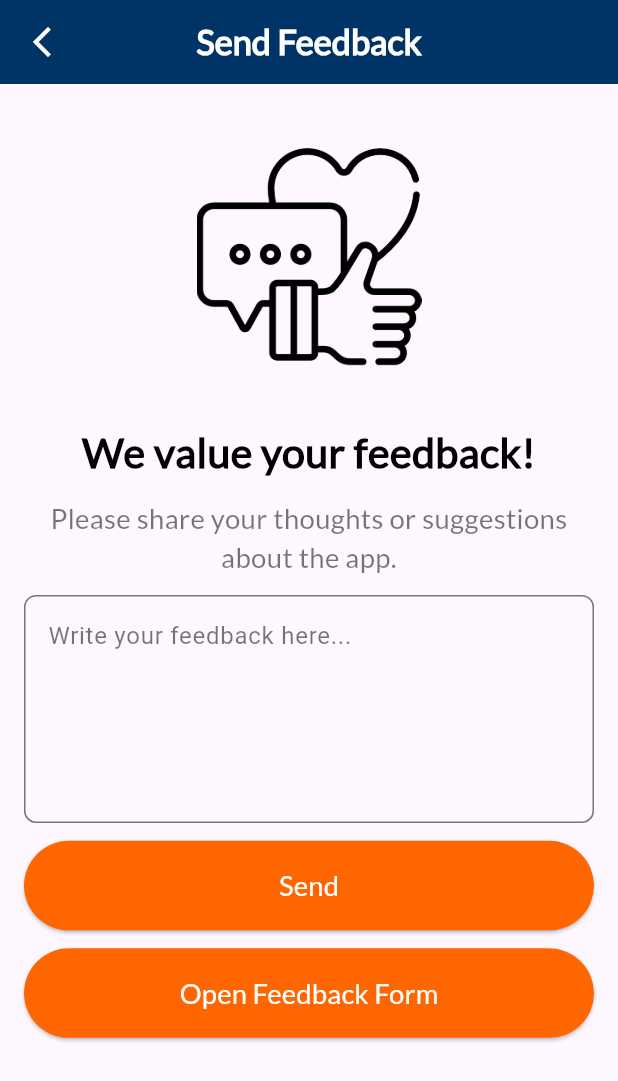
After one commit to romisaa5/LingoMate, a Flutter app: the FeedbackPage screen opened by its route, after a tap on "Open Feedback Form", on a phone screen of 412 x 824 dp. The commit adds this screen. Shown: the top 1081 px of the screen. Run offline on Flutter 3.47's test engine with Material 3 defaults, Android fonts, the phone set to English and light mode, and no system bars; our stand-ins replace flutter_screenutil, go_router.

Commit message:
finish feedback page

```diff
--- a/lib/core/utils/routes/app_router.dart
+++ b/lib/core/utils/routes/app_router.dart
@@ -2,14 +2,16 @@ import 'package:go_router/go_router.dart';
 import 'package:google_transalate/features/home/presentation/home_view.dart';
 import 'package:google_transalate/features/home/presentation/widgets/about_page.dart';
 import 'package:google_transalate/features/home/presentation/widgets/contact_page.dart';
+import 'package:google_transalate/features/home/presentation/widgets/feedback_page.dart';
 import 'package:google_transalate/features/splash/splash_view.dart';
 
 class AppRouter {
   static const String splash = '/splash';
   static const String home = '/home';
-  static const String settings = '/settings';
+  static const String feedback = '/feedback';
   static const String about = '/about';
   static const String contact = '/contact';
+
 
   static final router = GoRouter(
     initialLocation: splash,
@@ -18,6 +20,7 @@ class AppRouter {
       GoRoute(path: home, builder: (context, state) => HomeView()),
       GoRoute(path: about, builder: (context, state) => AboutPage()),
       GoRoute(path: contact, builder: (context, state) => ContactPage()),
+      GoRoute(path: feedback, builder: (context, state) => FeedbackPage()),
     ],
   );
 }
--- a/lib/features/home/presentation/home_view.dart
+++ b/lib/features/home/presentation/home_view.dart
@@ -75,6 +75,13 @@ class _HomeViewState extends State<HomeView> {
                 GoRouter.of(context).push(AppRouter.contact);
               },
             ),
+            ListTile(
+              leading: Icon(Icons.feedback),
+              title: Text('Feedback'),
+              onTap: () {
+                GoRouter.of(context).push(AppRouter.feedback);
+              },
+            ),
           ],
         ),
       ),
--- /dev/null
+++ b/lib/features/home/presentation/widgets/feedback_googleform_page.dart
@@ -0,0 +1,42 @@
+import 'package:flutter/material.dart';
+import 'package:flutter_screenutil/flutter_screenutil.dart';
+import 'package:google_transalate/core/theme/app_colors.dart';
+import 'package:google_transalate/core/theme/text_theme.dart';
+import 'package:url_launcher/url_launcher.dart';
+
+class FeedbackGoogleFormPage extends StatelessWidget {
+  const FeedbackGoogleFormPage({super.key});
+
+  static const String formUrl = 'https://forms.gle/UCEzzWC9LEVhJA9QA';
+
+  Future<void> openForm() async {
+    final Uri url = Uri.parse(formUrl);
+    if (await canLaunchUrl(url)) {
+      await launchUrl(url, mode: LaunchMode.externalApplication);
+    } else {
+      throw 'Could not launch $formUrl';
+    }
+  }
+
+  @override
+  Widget build(BuildContext context) {
+    return SizedBox(
+      width: double.infinity,
+      height: 50.h,
+      child: ElevatedButton(
+        style: ElevatedButton.styleFrom(
+          backgroundColor: AppColors.orangeColor,
+          padding: const EdgeInsets.symmetric(horizontal: 20, vertical: 10),
+          shape: RoundedRectangleBorder(
+            borderRadius: BorderRadius.circular(30.r),
+          ),
+        ),
+        onPressed: openForm,
+        child: Text(
+          'Open Feedback Form',
+          style: Styles.textStyle16.copyWith(color: Colors.white),
+        ),
+      ),
+    );
+  }
+}
--- /dev/null
+++ b/lib/features/home/presentation/widgets/feedback_page.dart
@@ -0,0 +1,103 @@
+import 'package:flutter/material.dart';
+import 'package:flutter_screenutil/flutter_screenutil.dart';
+import 'package:google_transalate/core/theme/app_colors.dart';
+import 'package:google_transalate/core/theme/text_theme.dart';
+import 'package:google_transalate/features/home/presentation/widgets/feedback_googleform_page.dart';
+import 'package:url_launcher/url_launcher.dart';
+
+class FeedbackPage extends StatefulWidget {
+  const FeedbackPage({super.key});
+
+  @override
+  State<FeedbackPage> createState() => _FeedbackPageState();
+}
+
+class _FeedbackPageState extends State<FeedbackPage> {
+  final TextEditingController _controller = TextEditingController();
+
+  Future<void> sendEmail() async {
+    final String email = 'romisaafadel982@gmail.com';
+    final String subject = Uri.encodeComponent('App Feedback');
+    final String body = Uri.encodeComponent(_controller.text);
+
+    final Uri emailUri = Uri.parse('mailto:$email?subject=$subject&body=$body');
+
+    if (await canLaunchUrl(emailUri)) {
+      await launchUrl(emailUri);
+    } else {
+      ScaffoldMessenger.of(
+        context,
+      ).showSnackBar(const SnackBar(content: Text('Could not open email app')));
+    }
+  }
+
+  @override
+  Widget build(BuildContext context) {
+    return Scaffold(
+      appBar: AppBar(
+        centerTitle: true,
+        title: Text('Send Feedback', style: Styles.textStyle20),
+        leading: IconButton(
+          icon: const Icon(Icons.arrow_back_ios_new, color: Colors.white),
+          onPressed: () => Navigator.of(context).pop(),
+        ),
+        backgroundColor: AppColors.primary,
+      ),
+      body: Padding(
+        padding: const EdgeInsets.all(16.0),
+        child: Column(
+          spacing: 10.h,
+          children: [
+            SizedBox(height: 10.h),
+            Image.asset('assets/images/feedback.png', height: 150, width: 150),
+            SizedBox(height: 10.h),
+            Text(
+              'We value your feedback!',
+              style: Styles.textStyle24.copyWith(color: Colors.black),
+              textAlign: TextAlign.center,
+            ),
+
+            Text(
+              'Please share your thoughts or suggestions about the app.',
+              style: Styles.textStyle16.copyWith(color: Colors.black54),
+              textAlign: TextAlign.center,
+            ),
+
+            TextFormField(
+              controller: _controller,
+              maxLines: 5,
+              decoration: const InputDecoration(
+                hintText: 'Write your feedback here...',
+                hintStyle: TextStyle(color: Colors.black54),
+                border: OutlineInputBorder(
+                  borderSide: BorderSide(color: AppColors.primary, width: 1.0),
+                  borderRadius: BorderRadius.all(Radius.circular(8.0)),
+                ),
+              ),
+            ),
+            SizedBox(
+              width: double.infinity,
+              height: 50.h,
+              child: ElevatedButton(
+                style: ElevatedButton.styleFrom(
+                  backgroundColor: AppColors.orangeColor,
+                  padding: const EdgeInsets.symmetric(
+                    horizontal: 20,
+                    vertical: 10,
+                  ),
+                  shape: RoundedRectangleBorder(
+                    borderRadius: BorderRadius.circular(30.r),
+                  ),
+                ),
+                onPressed: sendEmail,
+                child: Text('Send', style: Styles.textStyle16.copyWith(color: Colors.white)),
+              ),
+            ),
+
+            FeedbackGoogleFormPage(),
+          ],
+        ),
+      ),
+    );
+  }
+}
```
Also changed, not shown: assets/images/feedback.png (added), assets/readme_assets/feedback.png (added), 1 other file.
